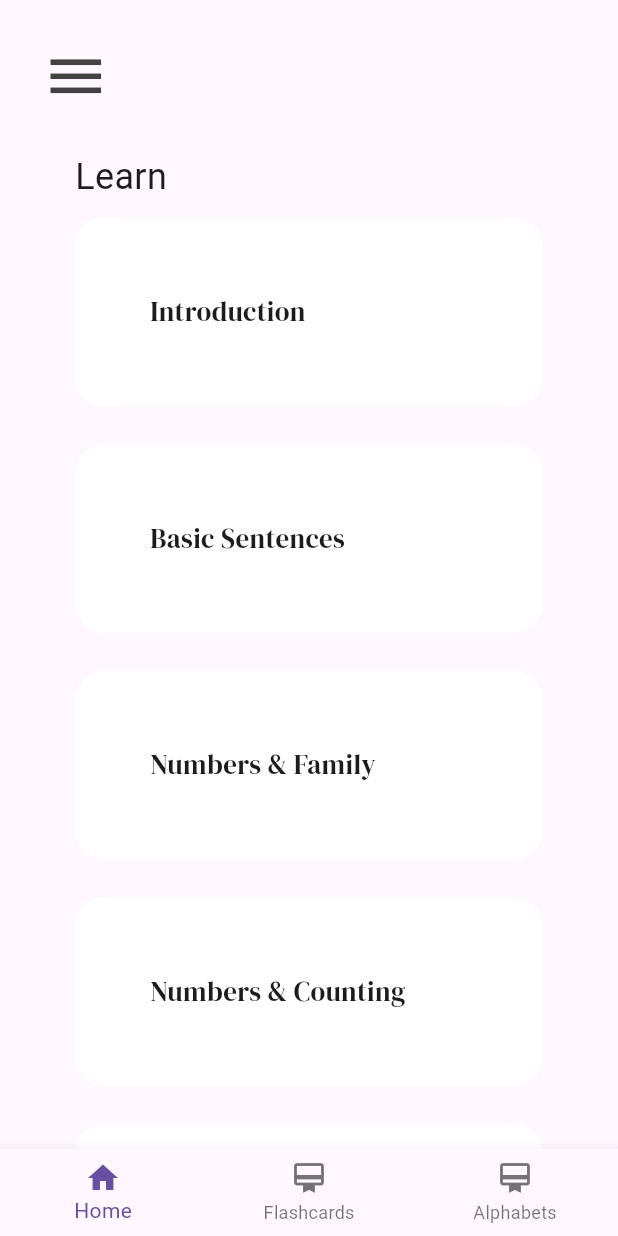
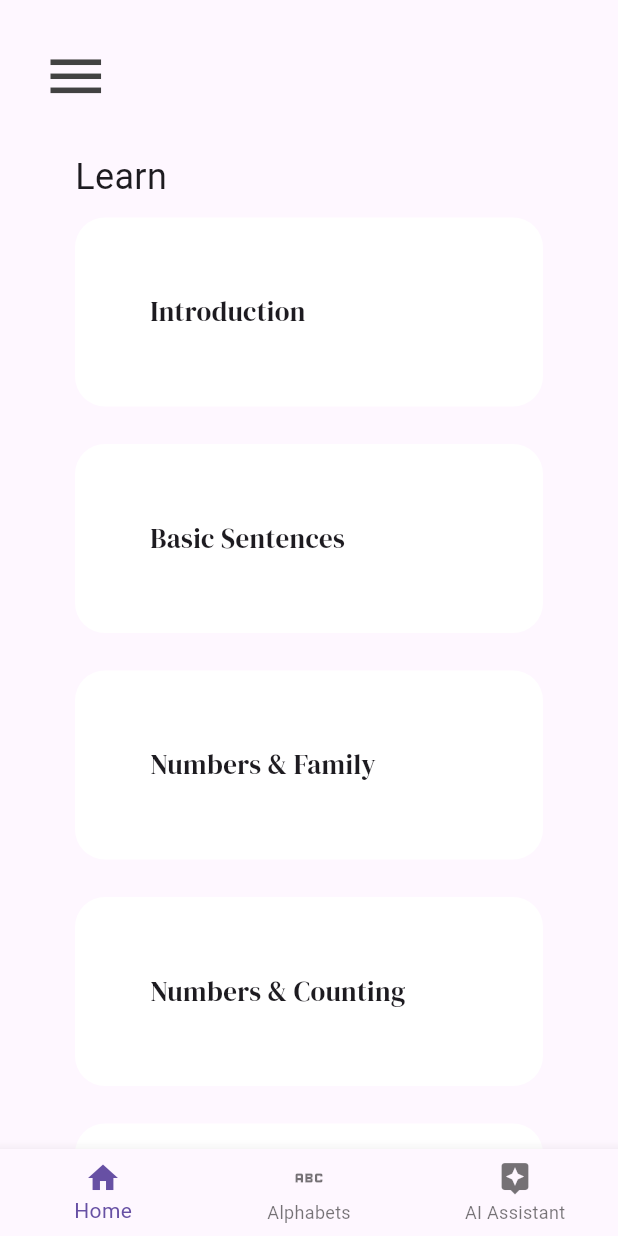
Before and after one commit to seno3/Arabic-Open, a Flutter app: the HomePage screen opened by its route, on a phone screen of 412 x 824 dp. Run offline on Flutter 3.47's test engine with Material 3 defaults, Android fonts, the phone set to English and light mode, and no system bars; our stand-ins replace firebase_auth, firebase_core, flip_card, google_fonts, smooth_page_indicator, youtube_player_flutter; missing offline and left inert: flutter_youtube_view; accounts and stored records are empty.

Commit message:
Added AI Assistant page

```diff
--- a/arabic_open/lib/pages/home.dart
+++ b/arabic_open/lib/pages/home.dart
@@ -2,31 +2,29 @@ import 'package:arabic_open/pages/alphabets.dart';
 import 'package:arabic_open/pages/flashcards.dart';
 import 'package:arabic_open/pages/unitpage.dart';
 import 'package:flutter/material.dart';
+import 'package:arabic_open/pages/aiassistant.dart'; // Import the AI Assistant page
 
 class HomePage extends StatefulWidget {
   const HomePage({super.key});
-
-
 
   @override
   State<HomePage> createState() => _HomePageState();
 }
 
 class _HomePageState extends State<HomePage> {
-
-
   int _selectedIndex = 0;
 
   void _navigateBottomBar(int index) {
-    setState((){
+    setState(() {
       _selectedIndex = index;
     });
   }
 
+  // List of pages for the navigation
   final List _pages = [
     UnitPage(),
-    const FlashCardPage(),
     const AlphabetsPage(),
+    const AIAssistantPage(), // Add the AI Assistant page here
   ];
 
   @override
@@ -34,43 +32,38 @@ class _HomePageState extends State<HomePage> {
     return Scaffold(
       drawer: Drawer(
         backgroundColor: Colors.white,
-        child: Column(children: [
-
-
+        child: Column(
+          children: [
             DrawerHeader(
               child: Image.asset('lib/images/dps_dubai_logo_trans.png'),
-
             ),
-            // home page
             ListTile(
               leading: Icon(Icons.home),
               title: Text("Home"),
               onTap: () {
-                  // go to home
                 Navigator.pushNamed(context, '/home');
               },
             ),
             ListTile(
               leading: Icon(Icons.arrow_back),
               title: Text("Back"),
-              onTap:(){
+              onTap: () {
                 Navigator.pop(context);
                 Navigator.pushNamed(context, '/welcome');
               },
             ),
-        ],)
-
+          ],
         ),
-
-
-      body: Column(children: [
+      ),
+      body: Column(
+        children: [
           Padding(
             padding: const EdgeInsets.all(20.0),
             child: Row(
               mainAxisAlignment: MainAxisAlignment.spaceBetween,
               children: [
-
-                    Builder(builder: (context) => IconButton(
+                Builder(
+                  builder: (context) => IconButton(
                     icon: Icon(
                       Icons.menu,
                       size: 45,
@@ -81,12 +74,12 @@ class _HomePageState extends State<HomePage> {
                     },
                   ),
                 ),
-
-
-                ],),
+              ],
+            ),
           ),
           Expanded(child: _pages[_selectedIndex]),
-      ]),
+        ],
+      ),
       bottomNavigationBar: BottomNavigationBar(
         currentIndex: _selectedIndex,
         onTap: _navigateBottomBar,
@@ -96,16 +89,15 @@ class _HomePageState extends State<HomePage> {
             label: 'Home',
           ),
           BottomNavigationBarItem(
-          icon: Icon(Icons.card_membership_outlined),
-          label: 'Flashcards',
+            icon: Icon(Icons.abc_outlined),
+            label: 'Alphabets',
           ),
           BottomNavigationBarItem(
-          icon: Icon(Icons.card_membership_outlined),
-          label: 'Alphabets',
+            icon: Icon(Icons.assistant),
+            label: 'AI Assistant', // Add AI Assistant as a tab
           ),
-
-      ]),
+        ],
+      ),
     );
-
   }
 }
```
Also changed, not shown: arabic_open/lib/pages/aiassistant.dart (added, +122 -0 lines), arabic_open/pubspec.lock. Lines whose indentation alone changed are shown as unchanged.
